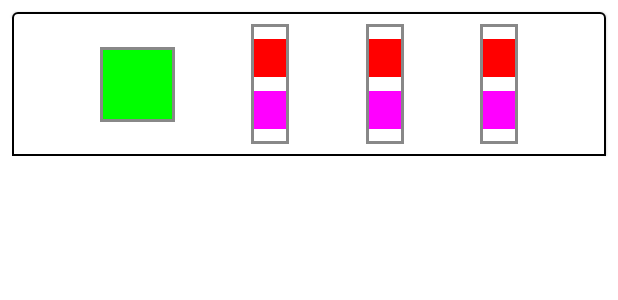
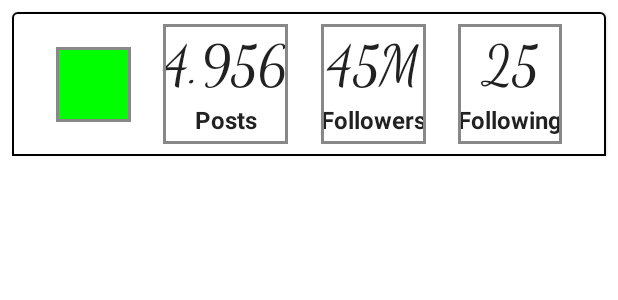
Before and after one commit to DennisHartstock/LearningCompose, an Android app built with Jetpack Compose: the @Preview function PreviewCardLight, on a phone screen of 412 x 824 dp. Shown: the top 300 px of the screen. Run offline under Robolectric (Android 15) with nearby library versions, the phone set to English and light mode, and no system bars.

Commit message:
using Text

```diff
--- a/app/src/main/java/com/commcode/learningcompose/MainActivity.kt
+++ b/app/src/main/java/com/commcode/learningcompose/MainActivity.kt
@@ -7,7 +7,9 @@ import androidx.compose.foundation.background
 import androidx.compose.foundation.layout.Box
 import androidx.compose.foundation.layout.fillMaxSize
 import androidx.compose.material.MaterialTheme
+import androidx.compose.runtime.Composable
 import androidx.compose.ui.Modifier
+import androidx.compose.ui.tooling.preview.Preview
 import com.commcode.learningcompose.ui.theme.InstagramProfileCard
 import com.commcode.learningcompose.ui.theme.LearningComposeTheme
 
@@ -21,9 +23,15 @@ class MainActivity : ComponentActivity() {
                         .fillMaxSize()
                         .background(MaterialTheme.colors.background)
                 ) {
-                    InstagramProfileCard()
+                    Preview()
                 }
             }
         }
     }
 }
+
+@Preview
+@Composable
+fun Preview() {
+    InstagramProfileCard()
+}
--- a/app/src/main/java/com/commcode/learningcompose/ui/theme/InstagramProfileCard.kt
+++ b/app/src/main/java/com/commcode/learningcompose/ui/theme/InstagramProfileCard.kt
@@ -7,12 +7,16 @@ import androidx.compose.foundation.layout.*
 import androidx.compose.foundation.shape.RoundedCornerShape
 import androidx.compose.material.Card
 import androidx.compose.material.MaterialTheme
+import androidx.compose.material.Text
 import androidx.compose.runtime.Composable
 import androidx.compose.ui.Alignment
 import androidx.compose.ui.Modifier
 import androidx.compose.ui.graphics.Color
+import androidx.compose.ui.text.font.FontFamily
+import androidx.compose.ui.text.font.FontWeight
 import androidx.compose.ui.tooling.preview.Preview
 import androidx.compose.ui.unit.dp
+import androidx.compose.ui.unit.sp
 
 @Composable
 fun InstagramProfileCard() {
@@ -37,15 +41,15 @@ fun InstagramProfileCard() {
             ) {
 
             }
-            Column()
-            Column()
-            Column()
+            UserStatistics(value = "4.956", title = "Posts")
+            UserStatistics(value = "45M", title = "Followers")
+            UserStatistics(value = "25", title = "Following")
         }
     }
 }
 
 @Composable
-private fun Column() {
+private fun UserStatistics(value: String, title: String) {
     Column(
         modifier = Modifier
             .border(2.dp, color = Color.Gray)
@@ -53,15 +57,11 @@ private fun Column() {
         horizontalAlignment = Alignment.CenterHorizontally,
         verticalArrangement = Arrangement.SpaceEvenly
     ) {
-        Box(
-            modifier = Modifier
-                .size(25.dp)
-                .background(color = Color.Red)
+        Text(
+            text = value, fontSize = 36.sp, fontFamily = FontFamily.Cursive
         )
-        Box(
-            modifier = Modifier
-                .size(25.dp)
-                .background(color = Color.Magenta)
+        Text(
+            text = title, fontWeight = FontWeight.Bold
         )
     }
 }
```
